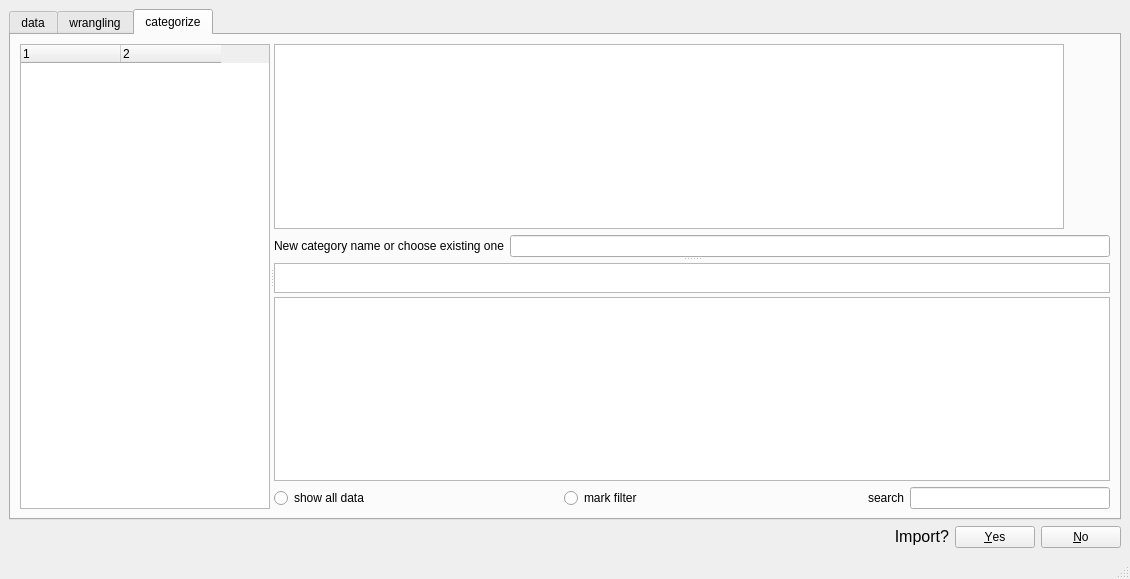
The window that qt_gui/main_window.ui (zielaskowski/banking) describes before a commit, drawn with Qt 5.
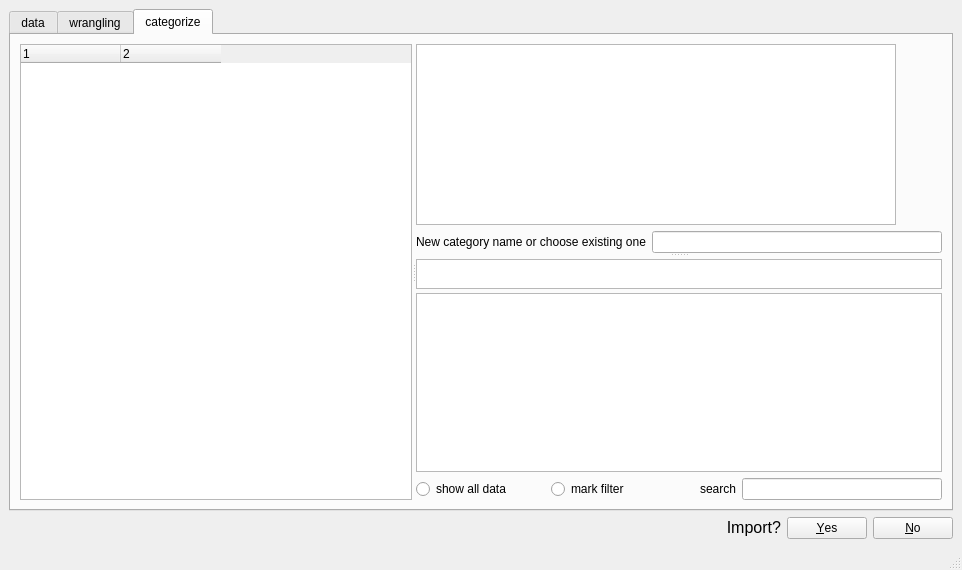
The same window after the commit. Icons and pictures are not drawn.

```diff
--- a/qt_gui/main_window.ui
+++ b/qt_gui/main_window.ui
@@ -6,8 +6,8 @@
    <rect>
     <x>0</x>
     <y>0</y>
-    <width>1130</width>
-    <height>579</height>
+    <width>962</width>
+    <height>570</height>
    </rect>
   </property>
   <property name="sizePolicy">
@@ -368,7 +368,7 @@
            </property>
            <property name="maximumSize">
             <size>
-             <width>250</width>
+             <width>16777215</width>
              <height>16777215</height>
             </size>
            </property>
@@ -399,7 +399,7 @@
            <property name="orientation">
             <enum>Qt::Vertical</enum>
            </property>
-           <widget class="QWidget" name="">
+           <widget class="QWidget" name="layoutWidget">
             <layout class="QVBoxLayout" name="verticalLayout_5">
              <item>
               <layout class="QHBoxLayout" name="horizontalLayout_4">
@@ -571,7 +571,7 @@
              </item>
             </layout>
            </widget>
-           <widget class="QWidget" name="">
+           <widget class="QWidget" name="layoutWidget">
             <layout class="QVBoxLayout" name="verticalLayout_6">
              <item>
               <widget class="QTableWidget" name="group_view">
```
